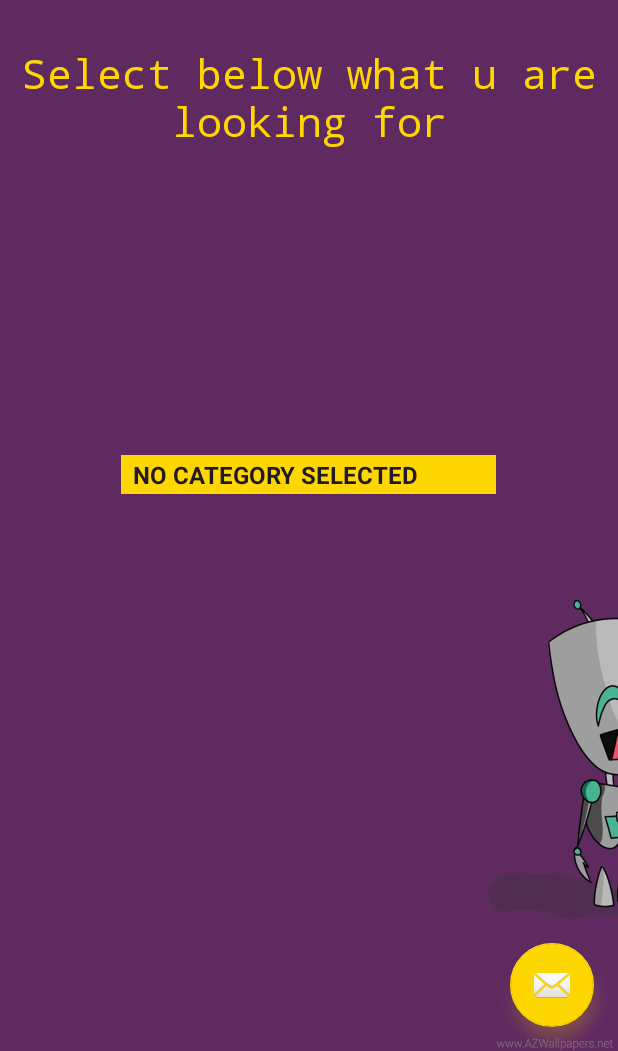
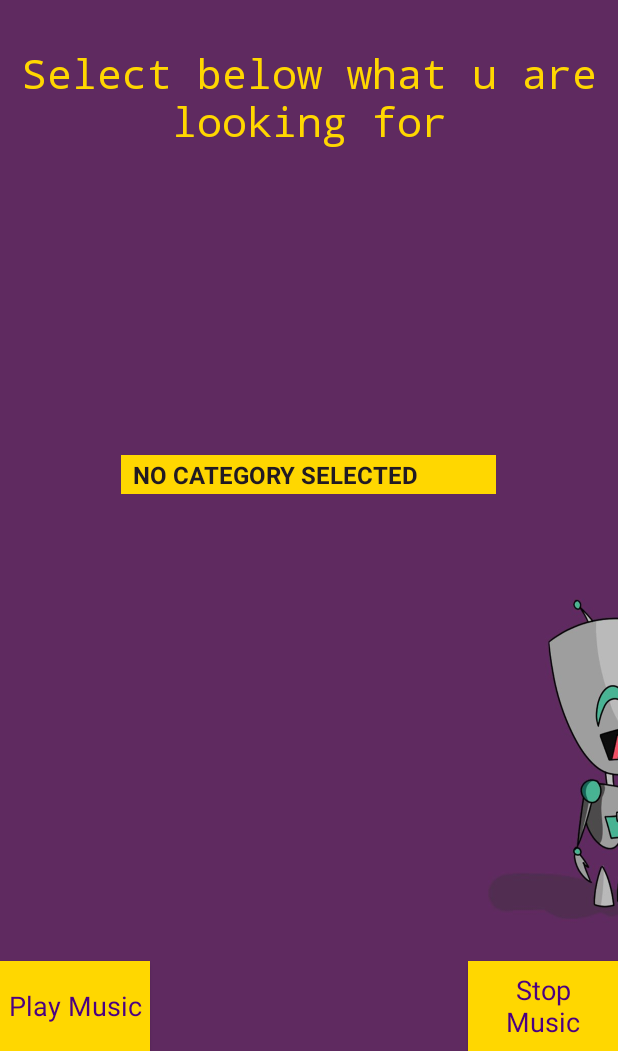
Before and after one commit to Andrejpopof/thePlug, an Android app: the screen it shows after launch (MainActivity), on a phone screen of 412 x 824 dp, the part 185-1236 px from its top. Run offline under Robolectric (Android 15) with nearby library versions, the phone set to English and light mode, and no system bars.

Commit message:
Added musiccc done

```diff
--- a/app/src/main/java/com/example/theplug/MainActivity.java
+++ b/app/src/main/java/com/example/theplug/MainActivity.java
@@ -13,16 +13,38 @@ import android.view.View;
 import android.view.Menu;
 import android.view.MenuItem;
 import android.widget.AdapterView;
+import android.widget.Button;
 import android.widget.Spinner;
 import android.widget.Toast;
 
 public class MainActivity extends AppCompatActivity {
+    private Button mPlay , mPause;
 
     @Override
     protected void onCreate(Bundle savedInstanceState) {
         super.onCreate(savedInstanceState);
         setContentView(R.layout.activity_main);
         setTitle("dPlug");
+        mPause=findViewById(R.id.stop);
+        mPlay=findViewById(R.id.play);
+
+        mPlay.setOnClickListener(new View.OnClickListener() {
+            @Override
+            public void onClick(View v) {
+                Intent intent = new Intent(MainActivity.this,music.class);
+                intent.setAction("play");
+                startService(intent);
+            }
+        });
+        mPause.setOnClickListener(new View.OnClickListener() {
+            @Override
+            public void onClick(View v) {
+                Intent intent = new Intent(MainActivity.this,music.class);
+                intent.setAction("stop");
+                startService(intent);
+            }
+        });
+
 
         final Spinner spinner = findViewById(R.id.spinner);
         spinner.setOnItemSelectedListener(new AdapterView.OnItemSelectedListener() {
@@ -54,15 +76,6 @@ public class MainActivity extends AppCompatActivity {
         Toolbar toolbar = findViewById(R.id.toolbar);
         setSupportActionBar(toolbar);
 
-        FloatingActionButton fab = findViewById(R.id.fab);
-        fab.setOnClickListener(new View.OnClickListener() {
-            @Override
-            public void onClick(View view) {
-                Snackbar.make(view, "You can't message us right now", Snackbar.LENGTH_LONG)
-                        .setAction("Action", null).show();
-            }
-        });
-
     }
 
 
--- a/app/src/main/java/com/example/theplug/Shop.java
+++ b/app/src/main/java/com/example/theplug/Shop.java
@@ -7,7 +7,10 @@ import androidx.recyclerview.widget.RecyclerView;
 import android.content.Intent;
 import android.graphics.Bitmap;
 import android.graphics.BitmapFactory;
+import android.media.MediaPlayer;
 import android.os.Bundle;
+import android.view.View;
+import android.widget.Button;
 import android.widget.Toast;
 
 import java.io.ByteArrayOutputStream;
--- a/app/src/main/res/layout/activity_main.xml
+++ b/app/src/main/res/layout/activity_main.xml
@@ -22,13 +22,6 @@
 
     <include layout="@layout/content_main" />
 
-    <com.google.android.material.floatingactionbutton.FloatingActionButton
-        android:id="@+id/fab"
-        android:layout_width="wrap_content"
-        android:layout_height="wrap_content"
-        android:layout_gravity="bottom|end"
-        android:layout_margin="@dimen/fab_margin"
-        android:outlineSpotShadowColor="@color/Gold"
-        app:srcCompat="@android:drawable/ic_dialog_email" />
+
 
 </androidx.coordinatorlayout.widget.CoordinatorLayout>
--- a/app/src/main/res/layout/activity_profile.xml
+++ b/app/src/main/res/layout/activity_profile.xml
@@ -34,7 +34,7 @@
         android:id="@+id/loyaltyPoints"
         android:layout_width="match_parent"
         android:layout_height="wrap_content"
-        android:text=" LOYALTY POINTS: 1689 points"
+        android:text=" LOYALTY POINTS:          1689 points"
         android:textSize="20sp"
         android:layout_below="@+id/profileId"
         android:textStyle="bold"
--- a/app/src/main/res/layout/content_main.xml
+++ b/app/src/main/res/layout/content_main.xml
@@ -44,7 +44,27 @@
         android:spinnerMode="dialog"
         android:theme="@style/customSpinnerDialog"
         />
-
+    <Button
+        android:id="@+id/play"
+        android:layout_width="100dp"
+        android:layout_height="60dp"
+        android:text="Play Music"
+        android:textAppearance="@style/TextAppearance.AppCompat.Medium"
+        android:textColor="@color/purple"
+        android:background="@color/Gold"
+        android:padding="5dp"
+        android:layout_alignParentBottom="true"/>
+    <Button
+        android:id="@+id/stop"
+        android:layout_width="100dp"
+        android:layout_height="60dp"
+        android:layout_alignParentRight="true"
+        android:textColor="@color/purple"
+        android:textAppearance="@style/TextAppearance.AppCompat.Medium"
+        android:background="@color/Gold"
+        android:text="Stop Music"
+        android:padding="5dp"
+        android:layout_alignParentBottom="true"/>
 
 
 
```
Also changed, not shown: app/src/main/AndroidManifest.xml (+11 -3 lines), app/src/main/java/com/example/theplug/music.java (added, +44 -0 lines), app/src/main/res/layout/activity_shop.xml (+6 -1 lines), 1 other file.
